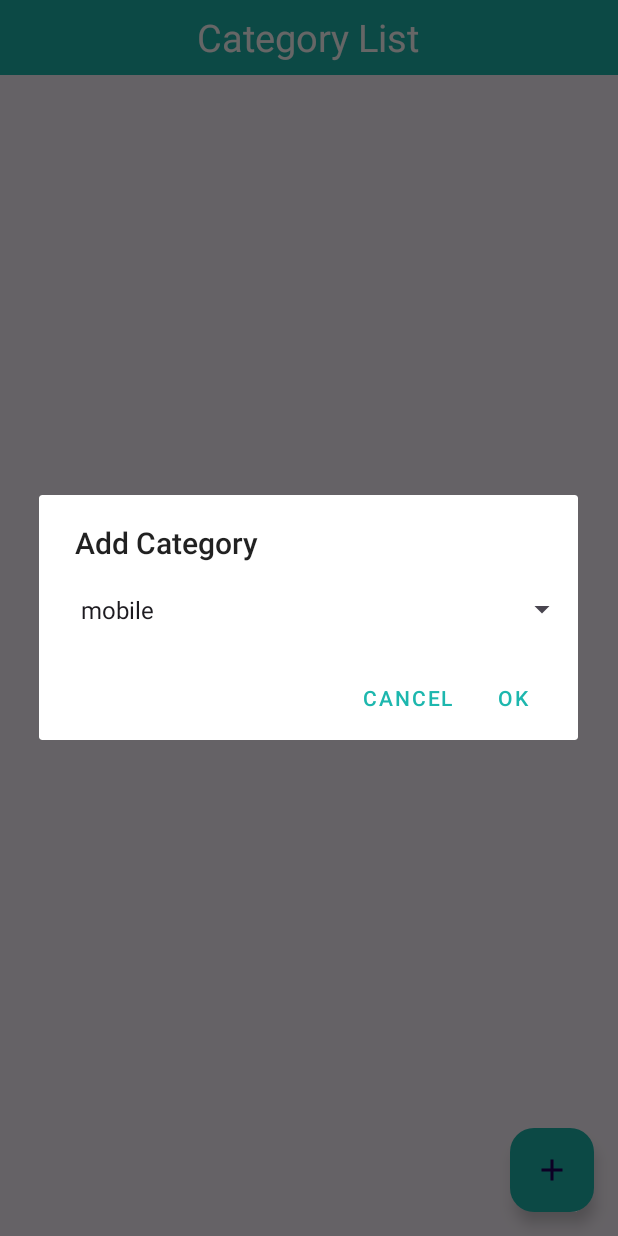
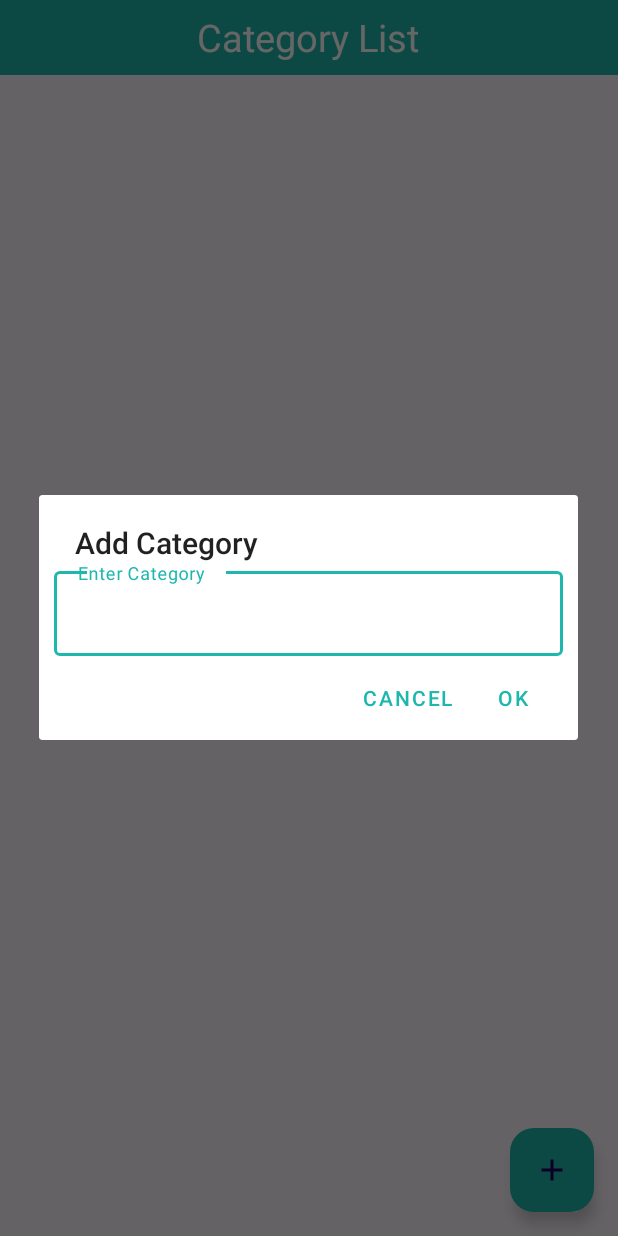
Before and after one commit to Innovativevisionit/e-waste, an Android app: the CategoryPage screen opened directly, with no data from a screen before it, after a tap on an icon or button, on a phone screen of 412 x 824 dp. Run offline under Robolectric (Android 15) with nearby library versions, the phone set to English and light mode, and no system bars; 1 statement that could not run was skipped.

Commit message:
request user

```diff
--- a/app/src/main/java/com/example/wastetowealth/Admin/CategoryPage.java
+++ b/app/src/main/java/com/example/wastetowealth/Admin/CategoryPage.java
@@ -13,6 +13,7 @@ import android.view.View;
 import android.widget.AdapterView;
 import android.widget.ArrayAdapter;
 import android.widget.DatePicker;
+import android.widget.EditText;
 import android.widget.Spinner;
 import android.widget.Toast;
 
@@ -66,28 +67,29 @@ public class CategoryPage extends AppCompatActivity {
         View dialogView = getLayoutInflater().inflate(R.layout.input_category, null);
 
         // Find the TextInputEditText in the custom layout
-        final Spinner editTextCategory = dialogView.findViewById(R.id.editTextCategory);
+//        final Spinner editTextCategory = dialogView.findViewById(R.id.editTextCategory);
+//
+//        List<String> categoryList = new ArrayList<>();
+//        categoryList.add("mobile");
+//        categoryList.add("plastics");
+//        ArrayAdapter<String> adapter = new ArrayAdapter<>(CategoryPage.this,
+//                android.R.layout.simple_spinner_item,
+//                categoryList);
+//        adapter.setDropDownViewResource(android.R.layout.simple_spinner_dropdown_item);
+//        editTextCategory.setAdapter(adapter);
+//
+//        editTextCategory.setOnItemSelectedListener(new AdapterView.OnItemSelectedListener() {
+//            @Override
+//            public void onItemSelected(AdapterView<?> parent, View view, int position, long id) {
+//                getCategory = categoryList.get(position);
+//            }
+//            @Override
+//            public void onNothingSelected(AdapterView<?> parent) {
+//                // Do nothing
+//            }
+//        });
 
-        List<String> categoryList = new ArrayList<>();
-        categoryList.add("mobile");
-        categoryList.add("plastics");
-        ArrayAdapter<String> adapter = new ArrayAdapter<>(CategoryPage.this,
-                android.R.layout.simple_spinner_item,
-                categoryList);
-        adapter.setDropDownViewResource(android.R.layout.simple_spinner_dropdown_item);
-        editTextCategory.setAdapter(adapter);
-
-        editTextCategory.setOnItemSelectedListener(new AdapterView.OnItemSelectedListener() {
-            @Override
-            public void onItemSelected(AdapterView<?> parent, View view, int position, long id) {
-                getCategory = categoryList.get(position);
-            }
-            @Override
-            public void onNothingSelected(AdapterView<?> parent) {
-                // Do nothing
-            }
-        });
-
+        final EditText editTextCategory = dialogView.findViewById(R.id.editTextCategory);
         AlertDialog.Builder builder = new AlertDialog.Builder(this);
         builder.setTitle("Add Category")
                 .setView(dialogView)
@@ -95,8 +97,8 @@ public class CategoryPage extends AppCompatActivity {
                     @Override
                     public void onClick(DialogInterface dialogInterface, int i) {
                         // Handle positive button click
-//                        String category = editTextCategory.getText().toString().trim();
-                        String category = getCategory;
+                        String category = editTextCategory.getText().toString().trim();
+//                        String category = getCategory;
 
                         if (!category.isEmpty()) {
                             addCategory(category);
--- a/app/src/main/java/com/example/wastetowealth/RequestUserActivity.java
+++ b/app/src/main/java/com/example/wastetowealth/RequestUserActivity.java
@@ -25,7 +25,6 @@ import retrofit2.Response;
 public class RequestUserActivity extends AppCompatActivity {
 
     private ArrayList<RequestUserModel> userModelArrayList;
-
     private RequestUserAdapter requestUserAdapter;
     private RecyclerView categoryRV;
     @Override
@@ -53,6 +52,5 @@ public class RequestUserActivity extends AppCompatActivity {
         RetrofitService retrofitService = new RetrofitService();
         MasterApis apiService = retrofitService.getRetrofit().create(MasterApis.class);
 
-
     }
 }
--- a/app/src/main/java/com/example/wastetowealth/retrofit/RetrofitService.java
+++ b/app/src/main/java/com/example/wastetowealth/retrofit/RetrofitService.java
@@ -13,7 +13,7 @@ public class RetrofitService {
     }
 
     private void initializeRetrofit() {
-        retrofit = new Retrofit.Builder().baseUrl("http://192.168.60.219:8081/api/").addConverterFactory(GsonConverterFactory.create(new Gson())).build();
+        retrofit = new Retrofit.Builder().baseUrl("http://192.168.245.219:8081/api/").addConverterFactory(GsonConverterFactory.create(new Gson())).build();
     }
 
     public Retrofit getRetrofit() {
--- a/app/src/main/res/layout/input_category.xml
+++ b/app/src/main/res/layout/input_category.xml
@@ -10,21 +10,21 @@
         android:layout_height="wrap_content"
         android:hint="Enter Category">
 
-<!--        <com.google.android.material.textfield.TextInputEditText-->
+        <com.google.android.material.textfield.TextInputEditText
+            android:id="@+id/editTextCategory"
+            android:layout_width="match_parent"
+            android:layout_height="wrap_content"
+            android:layout_marginStart="10dp"
+            android:layout_marginEnd="10dp"
+            android:inputType="text" />
+<!--        <Spinner-->
 <!--            android:id="@+id/editTextCategory"-->
 <!--            android:layout_width="match_parent"-->
 <!--            android:layout_height="wrap_content"-->
-<!--            android:layout_marginStart="10dp"-->
-<!--            android:layout_marginEnd="10dp"-->
-<!--            android:inputType="text" />-->
-        <Spinner
-            android:id="@+id/editTextCategory"
-            android:layout_width="match_parent"
-            android:layout_height="wrap_content"
-            android:layout_marginTop="0dp"
-            android:padding="20dp"
-            android:spinnerMode="dropdown"
-            android:gravity="start|center_vertical"/>
+<!--            android:layout_marginTop="0dp"-->
+<!--            android:padding="20dp"-->
+<!--            android:spinnerMode="dropdown"-->
+<!--            android:gravity="start|center_vertical"/>-->
     </com.google.android.material.textfield.TextInputLayout>
 
 </LinearLayout>
```
